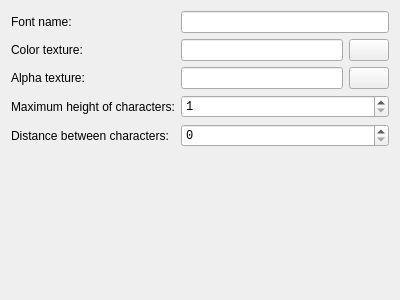
Qt form OTModules/wFonts/Widgets/wdggeneral.ui (pietr26/OMSI-Tools) before a commit.
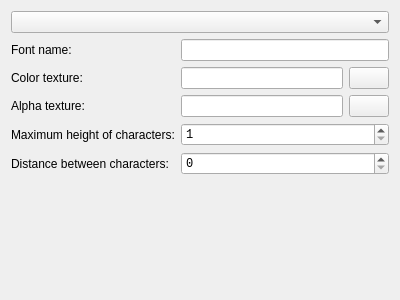
The same form after that commit. Icons and pictures are not drawn.

Commit message: ALPHA - Implementation of OCC classes; Implementation of mutli-font editing [unstable!]

```diff
--- a/OTModules/wFonts/Widgets/wdggeneral.ui
+++ b/OTModules/wFonts/Widgets/wdggeneral.ui
@@ -14,6 +14,9 @@
    <string notr="true">wdgGeneral</string>
   </property>
   <layout class="QVBoxLayout" name="verticalLayout">
+   <item>
+    <widget class="QComboBox" name="cobxCurrentFont"/>
+   </item>
    <item>
     <layout class="QFormLayout" name="formLayout">
      <item row="0" column="0">
```
Left out of the diff: 96 changed lines with no effect on the pictures. The commit also changes 10 other files.
